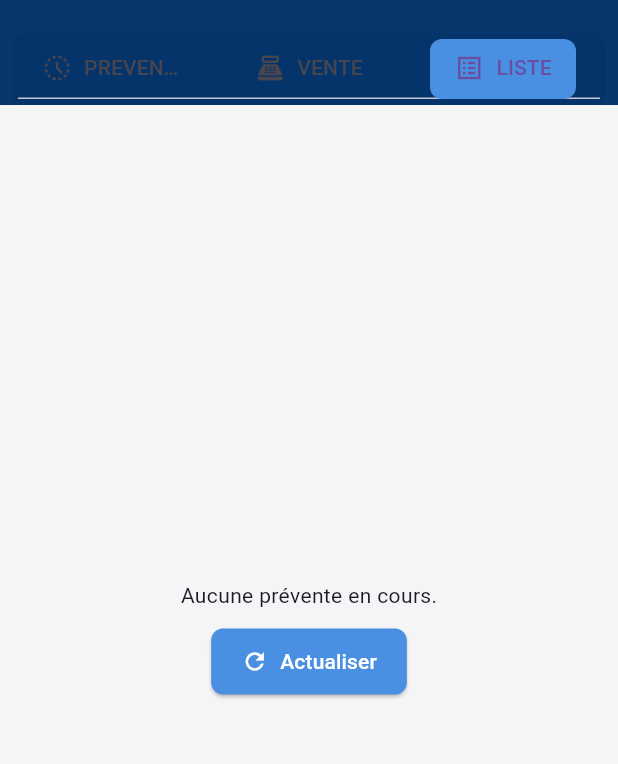
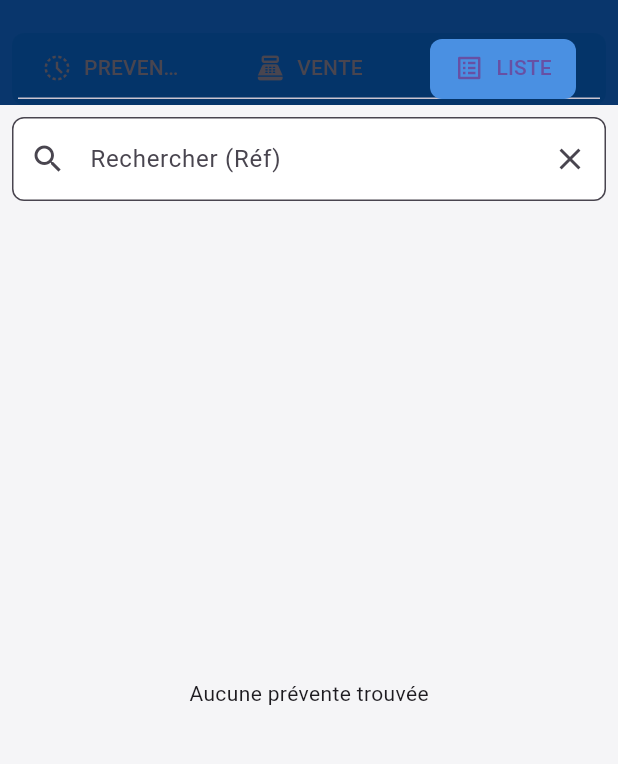
Before and after one commit to airm5500/prestige_vente_app, a Flutter app: the PreVenteScreen screen opened directly, on a phone screen of 412 x 824 dp, the part 63-827 px from its top. Run offline on Flutter 3.47's test engine with Material 3 defaults, Android fonts, the phone set to English and light mode, and no system bars; our stand-ins replace barcode_widget, cookie_jar, dio, dio_cookie_manager, fl_chart, pdf and 3 more; missing offline and left inert: sunmi_printer_plus; accounts and stored records are empty; network calls fail.

Commit message:
reimpression ticket prevente

```diff
--- a/lib/screens/pre_vente/pre_vente_screen.dart
+++ b/lib/screens/pre_vente/pre_vente_screen.dart
@@ -27,7 +27,10 @@ class _PreVenteScreenState extends State<PreVenteScreen> with SingleTickerProvid
 
     WidgetsBinding.instance.addPostFrameCallback((_) {
       final saleProvider = Provider.of<SaleProvider>(context, listen: false);
-      saleProvider.startNewSale();
+      // CORRECTION : On ne reset pas systématiquement si on vient de charger une prévente
+      if (saleProvider.currentVenteId == null) {
+        saleProvider.startNewSale();
+      }
       if (widget.initialTabIndex == 2) saleProvider.fetchPreventes();
     });
   }
@@ -44,10 +47,10 @@ class _PreVenteScreenState extends State<PreVenteScreen> with SingleTickerProvid
     if (_tabController.index == 2) {
       Provider.of<SaleProvider>(context, listen: false).fetchPreventes();
     }
-    // On vide les recherches quand on change d'onglet pour éviter les overlays fantômes
+    // On vide les recherches quand on change d'onglet
     Provider.of<SaleProvider>(context, listen: false).clearSearchResults();
     _updateTabColor(_tabController.index);
-    setState(() {}); // Force la reconstruction pour rafraîchir le focus dans les onglets
+    setState(() {});
   }
 
   void _updateTabColor(int index) {
@@ -106,11 +109,11 @@ class _PreVenteScreenState extends State<PreVenteScreen> with SingleTickerProvid
       ),
       body: TabBarView(
         controller: _tabController,
-        // On utilise ValueKey pour forcer le focus quand on switch d'onglet
         children: [
           VenteTab(key: const ValueKey('prevente'), isPrevente: true),
           VenteTab(key: const ValueKey('vente'), isPrevente: false),
-          PreventeListTab(tabController: _tabController),
+          // CORRECTION : Suppression du paramètre tabController
+          const PreventeListTab(),
         ],
       ),
     );
--- a/lib/screens/pre_vente/tabs/prevente_list_tab.dart
+++ b/lib/screens/pre_vente/tabs/prevente_list_tab.dart
@@ -1,68 +1,175 @@
 // lib/screens/pre_vente/tabs/prevente_list_tab.dart
-// 28/09/2025 19:25
 import 'package:flutter/material.dart';
+import 'package:provider/provider.dart';
+import 'package:intl/intl.dart';
+import 'package:prestige_vente_app/api/models/sale.dart'; // Contient PreventeListItem et SaleSummary
 import 'package:prestige_vente_app/providers/sale_provider.dart';
 import 'package:prestige_vente_app/utils/constants.dart';
-import 'package:provider/provider.dart';
 
-class PreventeListTab extends StatelessWidget {
-  final TabController tabController;
-  const PreventeListTab({super.key, required this.tabController});
+// IMPORTS POUR L'IMPRESSION
+import 'package:prestige_vente_app/services/receipt_service.dart';
+import 'package:prestige_vente_app/providers/auth_provider.dart';
+import 'package:prestige_vente_app/providers/settings_provider.dart';
+
+class PreventeListTab extends StatefulWidget {
+  // CORRECTION : Suppression du paramètre tabController inutile ici
+  const PreventeListTab({super.key});
+
+  @override
+  State<PreventeListTab> createState() => _PreventeListTabState();
+}
+
+class _PreventeListTabState extends State<PreventeListTab> {
+  final _searchController = TextEditingController();
+  final _scrollController = ScrollController();
+
+  // Instance du service d'impression
+  final ReceiptService _receiptService = ReceiptService();
+
+  @override
+  void initState() {
+    super.initState();
+    // CORRECTION : Suppression de la pagination (loadMore) non gérée par le provider actuel
+    // _scrollController.addListener(_onScroll);
+    WidgetsBinding.instance.addPostFrameCallback((_) {
+      Provider.of<SaleProvider>(context, listen: false).fetchPreventes();
+    });
+  }
+
+  @override
+  void dispose() {
+    _searchController.dispose();
+    _scrollController.dispose();
+    super.dispose();
+  }
+
+  // CORRECTION : Changement du type Sale -> PreventeListItem
+  Future<void> _reprintTicket(PreventeListItem sale) async {
+    final authProvider = Provider.of<AuthProvider>(context, listen: false);
+    final settings = Provider.of<SettingsProvider>(context, listen: false);
+
+    if (authProvider.officine == null || authProvider.user == null) {
+      Constants.showSnackBar(context, "Données officine/utilisateur manquantes", isError: true);
+      return;
+    }
+
+    // CORRECTION : Création d'un SaleSummary compatible avec votre modèle actuel
+    // On ne met que les champs existants dans lib/api/models/sale.dart
+    final saleSummary = SaleSummary(
+      montant: sale.intPRICE,
+      montantNet: sale.intPRICE,
+      // montantTp, montantRemise, date, tierspayants SUPPRIMÉS car inexistants dans votre modèle SaleSummary
+      reference: sale.strREF,
+      venteId: sale.lgPREENREGISTREMENTID,
+    );
+
+    await _receiptService.printPreventeTicket(
+      context: context,
+      officine: authProvider.officine!,
+      saleSummary: saleSummary,
+      currentUser: authProvider.user!,
+      isTestMode: settings.isTestPrintMode,
+      paperWidth: settings.paperWidth,
+      ticketCodeType: settings.ticketCodeType,
+    );
+  }
 
   @override
   Widget build(BuildContext context) {
-    return Consumer<SaleProvider>(
-      builder: (context, saleProvider, child) {
-        if (saleProvider.isLoadingPreventes) {
-          return const Center(child: CircularProgressIndicator());
+    final saleProvider = Provider.of<SaleProvider>(context);
+
+    // CORRECTION : Filtrage local car fetchPreventes(query:) n'existe pas
+    final allPreventes = saleProvider.preventes;
+    final searchQuery = _searchController.text.toLowerCase();
+    final filteredPreventes = searchQuery.isEmpty
+        ? allPreventes
+        : allPreventes.where((p) => p.strREF.toLowerCase().contains(searchQuery)).toList();
+
+    return Column(
+      children: [
+        Padding(
+          padding: const EdgeInsets.all(8.0),
+          child: TextField(
+            controller: _searchController,
+            decoration: InputDecoration(
+              labelText: 'Rechercher (Réf)',
+              prefixIcon: const Icon(Icons.search),
+              suffixIcon: IconButton(
+                icon: const Icon(Icons.clear),
+                onPressed: () {
+                  _searchController.clear();
+                  setState(() {}); // Rafraîchissement local
+                },
+              ),
+            ),
+            onChanged: (val) => setState(() {}), // Filtrage en temps réel
+          ),
+        ),
+        Expanded(
+          child: RefreshIndicator(
+            onRefresh: () async => await saleProvider.fetchPreventes(),
+            child: saleProvider.isLoadingPreventes
+                ? const Center(child: CircularProgressIndicator())
+                : filteredPreventes.isEmpty
+                ? const Center(child: Text("Aucune prévente trouvée"))
+                : ListView.builder(
+              controller: _scrollController,
+              itemCount: filteredPreventes.length,
+              itemBuilder: (context, index) {
+                final sale = filteredPreventes[index];
+
+                // Gestion sécurisée de la date
+                DateTime? dateUpdate;
+                try {
+                  // Format probable: yyyy-MM-dd
+                  dateUpdate = DateTime.parse(sale.dtUPDATED);
+                } catch (e) {
+                  dateUpdate = DateTime.now();
                 }
 
-        if (saleProvider.preventes.isEmpty) {
-          return Center(
-            child: Column(
-              mainAxisAlignment: MainAxisAlignment.center,
-              children: [
-                const Text('Aucune prévente en cours.'),
-                const SizedBox(height: 10),
-                ElevatedButton.icon(
-                  icon: const Icon(Icons.refresh),
-                  label: const Text('Actualiser'),
-                  onPressed: () => saleProvider.fetchPreventes(),
-                )
-              ],
-            ),
-          );
-        }
-
-        final preventes = saleProvider.preventes;
-
-        return RefreshIndicator(
-          onRefresh: () => saleProvider.fetchPreventes(),
-          child: ListView.builder(
-            itemCount: preventes.length,
-            itemBuilder: (context, index) {
-              final prevente = preventes[index];
                 return Card(
                   margin: const EdgeInsets.symmetric(horizontal: 8, vertical: 4),
                   child: ListTile(
-                  leading: const Icon(Icons.receipt_long, color: AppColors.primary),
-                  title: Text('Ref: ${prevente.strREF}', style: const TextStyle(fontWeight: FontWeight.bold)),
-                  subtitle: Text('${prevente.dtUPDATED} ${prevente.heure} - Vendeur: ${prevente.userFullName}'),
-                  trailing: Text(
-                    Constants.formatNumber(prevente.intPRICE),
-                    style: const TextStyle(fontWeight: FontWeight.bold, fontSize: 16, color: AppColors.secondary),
+                    leading: const CircleAvatar(
+                      backgroundColor: Colors.orange,
+                      child: Icon(Icons.shopping_bag, color: Colors.white),
                     ),
+                    title: Text(sale.strREF, style: const TextStyle(fontWeight: FontWeight.bold)),
+                    subtitle: Text(
+                      // CORRECTION : Utilisation de userFullName et formatage date sécurisé
+                      "${DateFormat('dd/MM/yyyy').format(dateUpdate)} ${sale.heure}\n${sale.userFullName}",
+                      style: const TextStyle(fontSize: 12),
+                    ),
+
+                    trailing: Row(
+                      mainAxisSize: MainAxisSize.min,
+                      children: [
+                        Text(
+                          "${Constants.formatNumber(sale.intPRICE)} F",
+                          style: const TextStyle(fontWeight: FontWeight.bold, fontSize: 15, color: AppColors.primary),
+                        ),
+                        const SizedBox(width: 8),
+                        IconButton(
+                          icon: const Icon(Icons.print, color: Colors.grey),
+                          tooltip: "Réimprimer le ticket",
+                          onPressed: () => _reprintTicket(sale),
+                        ),
+                      ],
+                    ),
+
                     onTap: () {
-                    saleProvider.loadPrevente(prevente.lgPREENREGISTREMENTID);
-                    Constants.showSnackBar(context, 'Chargement de la prévente ${prevente.strREF}');
-                    tabController.animateTo(1); // Aller à l'onglet VENTE
+                      // CORRECTION : Utilisation de loadPrevente (méthode existante)
+                      saleProvider.loadPrevente(sale.lgPREENREGISTREMENTID);
+                      // Basculer vers l'onglet Vente (Index 1)
+                      DefaultTabController.of(context).animateTo(1);
                     },
                   ),
                 );
               },
             ),
-        );
-      },
+          ),
+        ),
+      ],
     );
   }
 }
```
Lines whose indentation alone changed are shown as unchanged.
